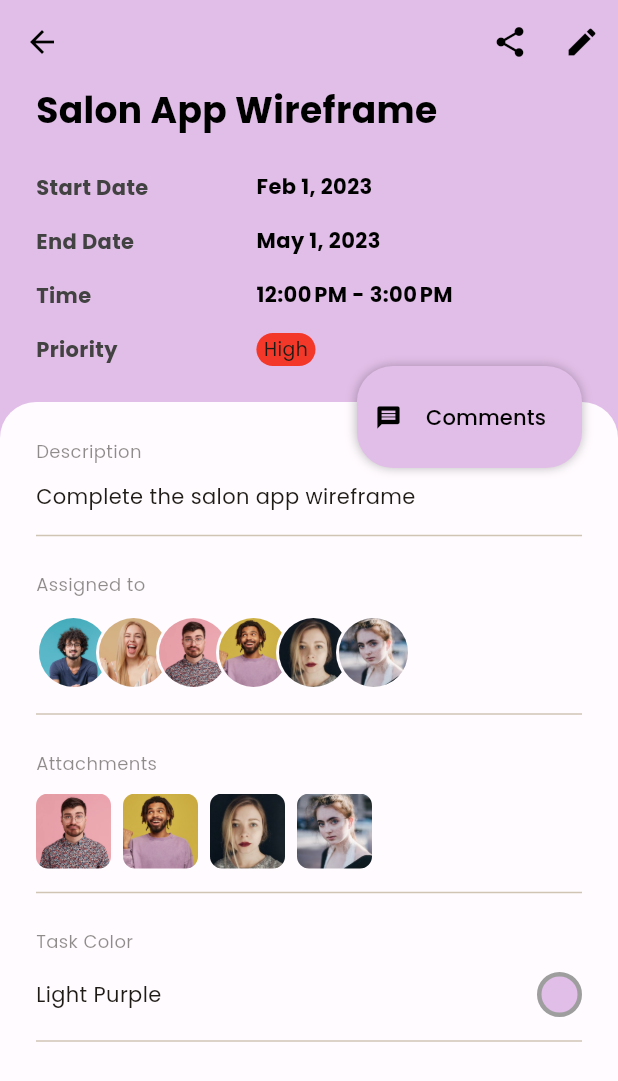
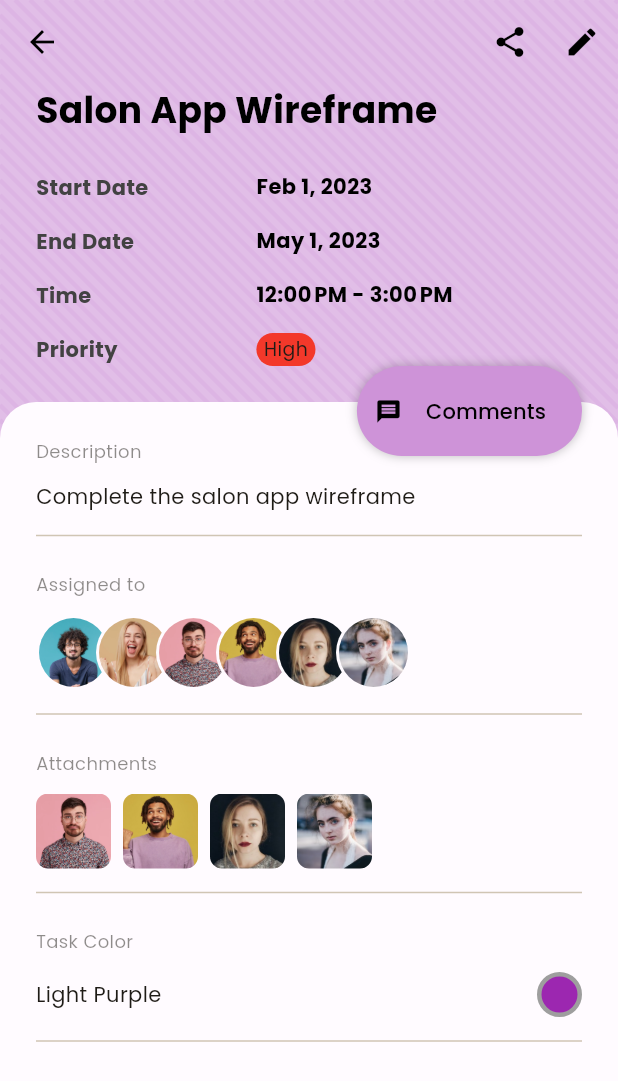
Before and after one commit to AnkitVerma8584/Task-App, a Flutter app: the TaskDetailsScreen screen opened directly with sample values from the repository, on a phone screen of 412 x 824 dp. Shown: the top 1081 px of the screen. Run offline on Flutter 3.47's test engine with Material 2 defaults, Android fonts, the light colour scheme and no system bars; our stand-ins replace dotted_border, google_fonts; missing offline and left inert: time_range_picker.

Commit message:
Minor ui changes in details

```diff
--- a/lib/models/enums/task_colors.dart
+++ b/lib/models/enums/task_colors.dart
@@ -1,20 +1,15 @@
 import 'package:flutter/material.dart';
 
 enum TaskColor {
-  lightRed(colorName: "Light Red", colorCode: Color.fromRGBO(255, 205, 210, 1)),
-  lightPurple(
-      colorName: "Light Purple", colorCode: Color.fromRGBO(225, 190, 231, 1)),
-  lightBlue(
-      colorName: "Light Blue", colorCode: Color.fromRGBO(187, 222, 251, 1)),
-  lightGreen(
-      colorName: "Light Green", colorCode: Color.fromRGBO(200, 230, 201, 1)),
-  lightYellow(
-      colorName: "Light Yellow", colorCode: Color.fromRGBO(255, 249, 196, 1)),
-  lightIndigo(
-      colorName: "Light Indigo", colorCode: Color.fromRGBO(197, 202, 233, 1));
+  lightRed(colorName: "Light Red", colorCode: Colors.red),
+  lightPurple(colorName: "Light Purple", colorCode: Colors.purple),
+  lightBlue(colorName: "Light Blue", colorCode: Colors.blue),
+  lightGreen(colorName: "Light Green", colorCode: Colors.green),
+  lightYellow(colorName: "Light Yellow", colorCode: Colors.yellow),
+  lightIndigo(colorName: "Light Indigo", colorCode: Colors.indigo);
 
   final String colorName;
-  final Color? colorCode;
+  final MaterialColor colorCode;
 
   const TaskColor({required this.colorName, required this.colorCode});
 }
--- a/lib/pages/base.dart
+++ b/lib/pages/base.dart
@@ -16,7 +16,7 @@ class BaseScreen extends StatefulWidget {
 }
 
 class _BaseScreenState extends State<BaseScreen> {
-  int selectedIndex = 3;
+  int selectedIndex = 0;
   var screens = const [
     HomePage(),
     CalendarPage(),
--- a/lib/pages/task_details/task_details_screen.dart
+++ b/lib/pages/task_details/task_details_screen.dart
@@ -13,8 +13,18 @@ class TaskDetailsScreen extends StatelessWidget {
     final TextStyle headerStyle = TextStyle(
         color: getColorsScheme(context).onBackground.withOpacity(0.5),
         fontSize: 12);
-    return Container(
-      color: task.taskColor.colorCode,
+
+    return Stack(children: [
+      Positioned.fill(
+          child: Container(
+        color: task.taskColor.colorCode.shade100,
+        height: double.maxFinite,
+        width: double.maxFinite,
+        child: CustomPaint(
+          foregroundPainter: LinesPainter(color: task.taskColor.colorCode),
+        ),
+      )),
+      Positioned.fill(
         child: SafeArea(
           child: Scaffold(
             backgroundColor: Colors.transparent,
@@ -86,7 +96,8 @@ class TaskDetailsScreen extends StatelessWidget {
                                 children: List.generate(
                                     task.attachments.length,
                                     (index) => ClipRRect(
-                                        borderRadius: BorderRadius.circular(8),
+                                          borderRadius:
+                                              BorderRadius.circular(8),
                                           child: Image.asset(
                                             task.attachments[index],
                                             fit: BoxFit.cover,
@@ -130,20 +141,21 @@ class TaskDetailsScreen extends StatelessWidget {
                       right: 24,
                       child: Container(
                         decoration: BoxDecoration(
-                          color: task.taskColor.colorCode,
+                            color: task.taskColor.colorCode[200],
                             boxShadow: const [
                               BoxShadow(
                                   color: Colors.black26,
                                   blurRadius: 5,
                                   spreadRadius: 0),
                             ],
-                          borderRadius: BorderRadius.circular(24)),
+                            borderRadius: BorderRadius.circular(50)),
                         child: TextButton.icon(
                             onPressed: () {},
-                          icon: const Icon(Icons.message, color: Colors.black),
+                            icon:
+                                const Icon(Icons.message, color: Colors.black),
                             label: const Padding(
                               padding: EdgeInsets.symmetric(
-                                horizontal: 8.0, vertical: 16),
+                                  horizontal: 8.0, vertical: 12),
                               child: Text("Comments",
                                   style: TextStyle(color: Colors.black)),
                             )),
@@ -153,7 +165,8 @@ class TaskDetailsScreen extends StatelessWidget {
             ),
           ),
         ),
-    );
+      ),
+    ]);
   }
 }
 
@@ -214,3 +227,35 @@ class _AssignedListState extends State<AssignedList> {
     );
   }
 }
+
+class LinesPainter extends CustomPainter {
+  final MaterialColor color;
+  const LinesPainter({required this.color});
+
+  @override
+  void paint(Canvas canvas, Size size) {
+    final paint = Paint()
+      ..color = color.shade200.withOpacity(0.2)
+      ..strokeWidth = 3
+      ..style = PaintingStyle.stroke;
+
+    for (double i = 0; i < size.width; i += 10) {
+      canvas.drawLine(
+        Offset(i, 0),
+        Offset(size.width, size.width - i),
+        paint,
+      );
+      if (i == 0) {
+        continue;
+      }
+      canvas.drawLine(
+        Offset(0, i),
+        Offset(size.width - i, size.width),
+        paint,
+      );
+    }
+  }
+
+  @override
+  bool shouldRepaint(covariant CustomPainter oldDelegate) => false;
+}
```
Also changed, not shown: lib/pages/message/message_page.dart (+38 -1 lines), lib/pages/task_add/task_add_screen.dart (+11 -2 lines), pubspec.yaml (+0 -8 lines). Lines whose indentation alone changed are shown as unchanged.
